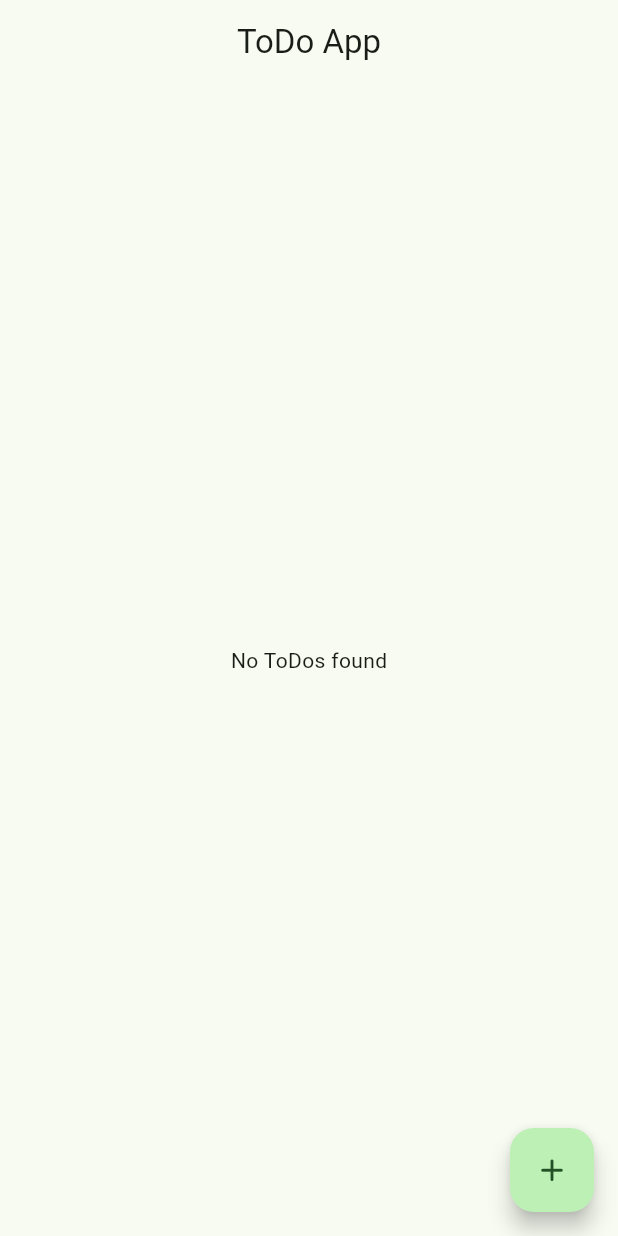
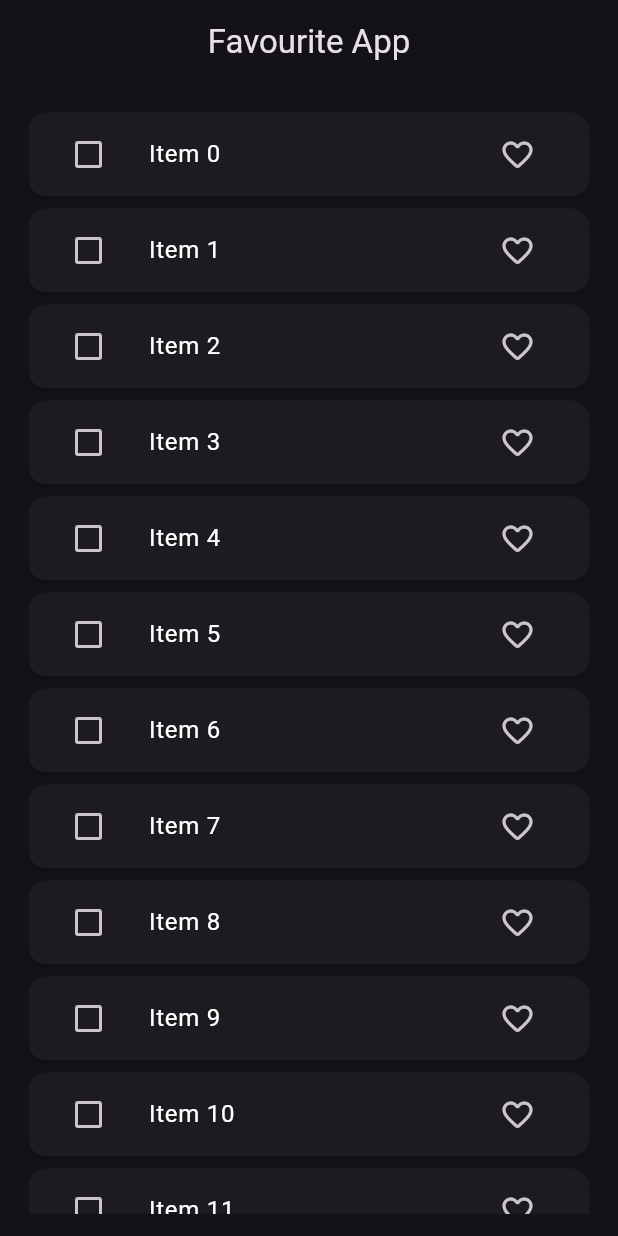
Before and after one commit to mraj555/BlocLabs, a Flutter app: the screen it shows after launch, on a phone screen of 412 x 824 dp. Run offline on Flutter 3.47's test engine with Material 3 defaults, Android fonts, the phone set to English and light mode, and no system bars; our stand-ins replace bloc, equatable, flutter_bloc, image_picker.

Commit message:
feat: Implement Favourite App feature
This commit introduces a new "Favourite App" feature, allowing users to manage a list of items and mark them as favourites.

**Key Changes:**

- **Bloc Implementation (`FavouriteBloc`):**
    - Manages the state of the favourite items list, including fetching, adding, selecting, unselecting, and deleting items.
    - Interacts with `FavouriteRepository` to fetch initial data.
    - Handles events: `FetchFavouriteList`, `AddFavouriteItem`, `SelectItem`, `UnSelectItem`, `DeleteItem`.
    - `FavouriteState` holds the list of items, temporary selected items, and the current list status (loading, success, failure).
- **Repository (`FavouriteRepository`):**
    - Responsible for fetching the list of `FavouriteItemModel`s.
    - Simulates an asynchronous data fetch with a delay.
- **Model (`FavouriteItemModel`):**
    - Represents an item in the favourite list with `id`, `value`, and `isFavourite` properties.
    - Uses `Equatable` for value-based comparison.
- **UI (`FavouriteAppScreen`):**
    - Displays the list of favourite items using `BlocBuilder` to react to state changes from `FavouriteBloc`.
    - Allows users to:
        - Mark/unmark items as favourite.
        - Select/unselect items using checkboxes.
        - Delete selected items via an AppBar action button (visible when items are selected).
    - Shows a loading indicator while fetching data and an error message on failure.
- **App Integration (`main.dart`):**
    - `FavouriteBloc` is provided using `MultiBlocProvider` to make it available in the widget tree.
    - The `home` screen is set to `FavouriteAppScreen`.
    - App theme is updated to use `Material3` and `Brightness.dark`.

```diff
--- /dev/null
+++ b/lib/favourite_app/bloc/favourite_bloc.dart
@@ -0,0 +1,52 @@
+import 'package:bloc/bloc.dart';
+import 'package:bloclabs/favourite_app/bloc/favourite_event.dart';
+import 'package:bloclabs/favourite_app/bloc/favourite_state.dart';
+import 'package:bloclabs/favourite_app/model/favourite_item_model.dart';
+import 'package:bloclabs/favourite_app/repository/favourite_repository.dart';
+
+class FavouriteBloc extends Bloc<FavouriteEvents, FavouriteState> {
+  List<FavouriteItemModel> items = [];
+  List<FavouriteItemModel> temp_items = [];
+  FavouriteRepository repository;
+
+  FavouriteBloc(this.repository) : super(const FavouriteState()) {
+    on<FetchFavouriteList>(onFetchList);
+    add(FetchFavouriteList());
+    on<AddFavouriteItem>(_onAddFavouriteItem);
+    on<SelectItem>(_onSelectItem);
+    on<UnSelectItem>(_onUnSelectItem);
+    on<DeleteItem>(_onDeleteItems);
+  }
+
+  Future<void> onFetchList(FetchFavouriteList event, Emitter<FavouriteState> emit) async {
+    items = await repository.onFetchItems();
+    emit(state.copyWith(items: List.from(items), status: ListStatus.success));
+  }
+
+  void _onAddFavouriteItem(AddFavouriteItem event, Emitter<FavouriteState> emit) {
+    final index = items.indexWhere((e) => e.id == event.item.id);
+    items[index] = event.item;
+
+    if (temp_items.isNotEmpty) {
+      final temp_index = temp_items.indexWhere((e) => e.id == event.item.id);
+      if (temp_index != -1) temp_items[temp_index] = event.item;
+    }
+    emit(state.copyWith(items: List.from(items), temp_items: List.from(temp_items)));
+  }
+
+  void _onSelectItem(SelectItem event, Emitter<FavouriteState> emit) {
+    temp_items.add(event.item);
+    emit(state.copyWith(temp_items: List.from(temp_items)));
+  }
+
+  void _onUnSelectItem(UnSelectItem event, Emitter<FavouriteState> emit) {
+    temp_items.remove(event.item);
+    emit(state.copyWith(temp_items: List.from(temp_items)));
+  }
+
+  void _onDeleteItems(DeleteItem event, Emitter<FavouriteState> emit) {
+    items.removeWhere((e) => temp_items.contains(e));
+    temp_items.clear();
+    emit(state.copyWith(items: List.from(items), temp_items: List.from(temp_items)));
+  }
+}
--- /dev/null
+++ b/lib/favourite_app/bloc/favourite_event.dart
@@ -0,0 +1,40 @@
+import 'package:bloclabs/favourite_app/model/favourite_item_model.dart';
+import 'package:equatable/equatable.dart';
+
+abstract class FavouriteEvents extends Equatable {
+  const FavouriteEvents();
+
+  @override
+  List<Object?> get props => [];
+}
+
+class FetchFavouriteList extends FavouriteEvents {}
+
+class AddFavouriteItem extends FavouriteEvents {
+  final FavouriteItemModel item;
+
+  const AddFavouriteItem({required this.item});
+
+  @override
+  List<Object?> get props => [item];
+}
+
+class SelectItem extends FavouriteEvents {
+  final FavouriteItemModel item;
+
+  const SelectItem({required this.item});
+
+  @override
+  List<Object?> get props => [item];
+}
+
+class UnSelectItem extends FavouriteEvents {
+  final FavouriteItemModel item;
+
+  const UnSelectItem({required this.item});
+
+  @override
+  List<Object?> get props => [item];
+}
+
+class DeleteItem extends FavouriteEvents {}
--- /dev/null
+++ b/lib/favourite_app/bloc/favourite_state.dart
@@ -0,0 +1,18 @@
+import 'package:bloclabs/favourite_app/model/favourite_item_model.dart';
+import 'package:equatable/equatable.dart';
+
+enum ListStatus { loading, success, failure }
+
+class FavouriteState extends Equatable {
+  final List<FavouriteItemModel> items;
+  final List<FavouriteItemModel> temp_items;
+  final ListStatus status;
+
+  const FavouriteState({this.items = const [], this.temp_items = const [], this.status = ListStatus.loading});
+
+  FavouriteState copyWith({List<FavouriteItemModel>? items, List<FavouriteItemModel>? temp_items, ListStatus? status}) =>
+      FavouriteState(items: items ?? this.items, temp_items: temp_items ?? this.temp_items, status: status ?? this.status);
+
+  @override
+  List<Object?> get props => [items, temp_items, status];
+}
--- /dev/null
+++ b/lib/favourite_app/model/favourite_item_model.dart
@@ -0,0 +1,15 @@
+import 'package:equatable/equatable.dart';
+
+class FavouriteItemModel extends Equatable {
+  final String id;
+  final String value;
+  final bool isFavourite;
+
+  const FavouriteItemModel({required this.id, required this.value, this.isFavourite = false});
+
+  FavouriteItemModel copyWith({String? id, String? value, bool? isFavourite}) =>
+      FavouriteItemModel(id: id ?? this.id, value: value ?? this.value, isFavourite: isFavourite ?? this.isFavourite);
+
+  @override
+  List<Object?> get props => [id, value, isFavourite];
+}
--- /dev/null
+++ b/lib/favourite_app/repository/favourite_repository.dart
@@ -0,0 +1,12 @@
+import 'package:bloclabs/favourite_app/model/favourite_item_model.dart';
+
+class FavouriteRepository {
+  Future<List<FavouriteItemModel>> onFetchItems() async {
+    await Future.delayed(const Duration(seconds: 3));
+    return List.of(_onGenerateList(12));
+  }
+
+  List<FavouriteItemModel> _onGenerateList(int length) {
+    return List.generate(length, (index) => FavouriteItemModel(id: '$index', value: 'Item $index'));
+  }
+}
--- /dev/null
+++ b/lib/favourite_app/ui/favourite_app_screen.dart
@@ -0,0 +1,86 @@
+import 'package:bloclabs/favourite_app/bloc/favourite_bloc.dart';
+import 'package:bloclabs/favourite_app/bloc/favourite_event.dart';
+import 'package:bloclabs/favourite_app/bloc/favourite_state.dart';
+import 'package:bloclabs/favourite_app/model/favourite_item_model.dart';
+import 'package:flutter/material.dart';
+import 'package:flutter_bloc/flutter_bloc.dart';
+
+class FavouriteAppScreen extends StatelessWidget {
+  const FavouriteAppScreen({super.key});
+
+  @override
+  Widget build(BuildContext context) {
+    return SafeArea(
+      child: Scaffold(
+        appBar: AppBar(
+          title: Text("Favourite App"),
+          centerTitle: true,
+          actions: [
+            BlocBuilder<FavouriteBloc, FavouriteState>(
+              builder: (context, state) {
+                return Visibility(
+                  visible: state.temp_items.isNotEmpty ? true : false,
+                  child: IconButton(
+                    onPressed: () => context.read<FavouriteBloc>().add(DeleteItem()),
+                    icon: Icon(Icons.delete_rounded),
+                    color: Colors.red,
+                  ),
+                );
+              },
+            ),
+          ],
+        ),
+        body: Padding(
+          padding: const EdgeInsets.all(15.0),
+          child: BlocBuilder<FavouriteBloc, FavouriteState>(
+            builder: (context, state) {
+              switch (state.status) {
+                case ListStatus.loading:
+                  return Center(child: CircularProgressIndicator());
+                case ListStatus.success:
+                  return ListView.builder(
+                    itemCount: state.items.length,
+                    itemBuilder: (context, index) {
+                      final item = state.items[index];
+                      return Card(
+                        child: ListTile(
+                          leading: Checkbox(
+                            value: state.temp_items.contains(item) ? true : false,
+                            onChanged: (value) {
+                              if (value == true) {
+                                context.read<FavouriteBloc>().add(SelectItem(item: item));
+                              } else {
+                                context.read<FavouriteBloc>().add(UnSelectItem(item: item));
+                              }
+                            },
+                          ),
+                          title: Text(
+                            item.value,
+                            style: TextStyle(
+                              decoration: state.temp_items.contains(item) ? TextDecoration.lineThrough : null,
+                              decorationColor: Colors.red,
+                              color: state.temp_items.contains(item) ? Colors.red : Colors.white,
+                            ),
+                          ),
+                          trailing: IconButton(
+                            onPressed: () => context.read<FavouriteBloc>().add(
+                              AddFavouriteItem(
+                                item: FavouriteItemModel(id: item.id, value: item.value, isFavourite: item.isFavourite ? false : true),
+                              ),
+                            ),
+                            icon: item.isFavourite ? Icon(Icons.favorite_rounded) : Icon(Icons.favorite_outline_rounded),
+                          ),
+                        ),
+                      );
+                    },
+                  );
+                case ListStatus.failure:
+                  return Center(child: Text("Something went wrong"));
+              }
+            },
+          ),
+        ),
+      ),
+    );
+  }
+}
--- a/lib/main.dart
+++ b/lib/main.dart
@@ -1,5 +1,8 @@
 import 'package:bloclabs/counter_app/ui/counter_screen.dart';
 import 'package:bloclabs/equatable_demo/equatable_demo.dart';
+import 'package:bloclabs/favourite_app/bloc/favourite_bloc.dart';
+import 'package:bloclabs/favourite_app/repository/favourite_repository.dart';
+import 'package:bloclabs/favourite_app/ui/favourite_app_screen.dart';
 import 'package:bloclabs/image_picker_demo/bloc/image_picker_bloc.dart';
 import 'package:bloclabs/image_picker_demo/ui/image_picker_screen.dart';
 import 'package:bloclabs/image_picker_demo/utils/image_picker_utils.dart';
@@ -53,11 +56,12 @@ class MyApp extends StatelessWidget {
         BlocProvider<SliderBloc>(create: (context) => SliderBloc()),
         BlocProvider<ImagePickerBloc>(create: (context) => ImagePickerBloc(ImagePickerUtils())),
         BlocProvider<ToDoBloc>(create: (context) => ToDoBloc()),
+        BlocProvider<FavouriteBloc>(create: (context) => FavouriteBloc(FavouriteRepository())),
       ],
       child: MaterialApp(
         debugShowCheckedModeBanner: false,
-        theme: ThemeData(colorScheme: ColorScheme.fromSeed(seedColor: Colors.green)),
-        home: TodoScreen(),
+        theme: ThemeData(useMaterial3: true, brightness: Brightness.dark),
+        home: FavouriteAppScreen(),
       ),
     );
   }
```
